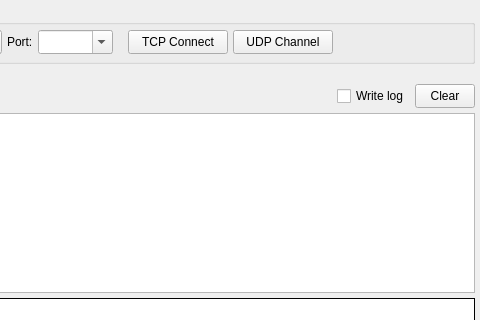
Qt form src/clientform.ui (Windowsist/sokit2) before a commit; both pictures show x 200 to 680 and y 0 to 320 of the 680 by 450 pixel window.
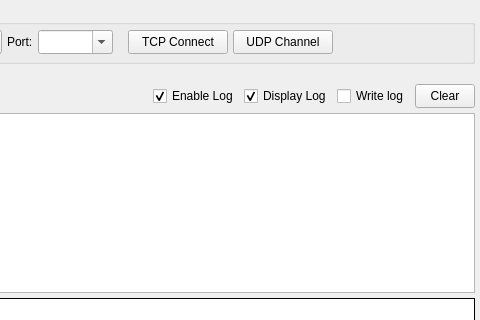
The same form after that commit.

The edit to the form file:
```diff
--- a/src/clientform.ui
+++ b/src/clientform.ui
@@ -364,6 +364,26 @@
        </property>
       </spacer>
      </item>
+     <item>
+      <widget class="QCheckBox" name="chkLogLog">
+       <property name="text">
+        <string>Enable Log</string>
+       </property>
+       <property name="checked">
+        <bool>true</bool>
+       </property>
+      </widget>
+     </item>
+     <item>
+      <widget class="QCheckBox" name="chkDisplay">
+       <property name="text">
+        <string>Display Log</string>
+       </property>
+       <property name="checked">
+        <bool>true</bool>
+       </property>
+      </widget>
+     </item>
      <item>
       <widget class="QCheckBox" name="chkLog">
        <property name="text">
```
